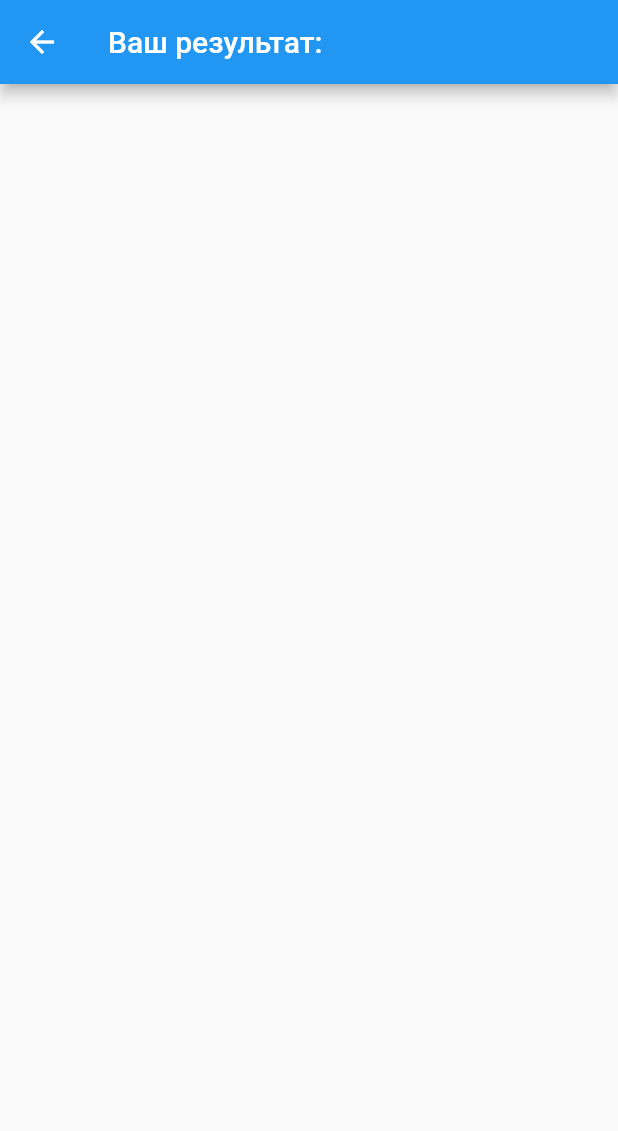
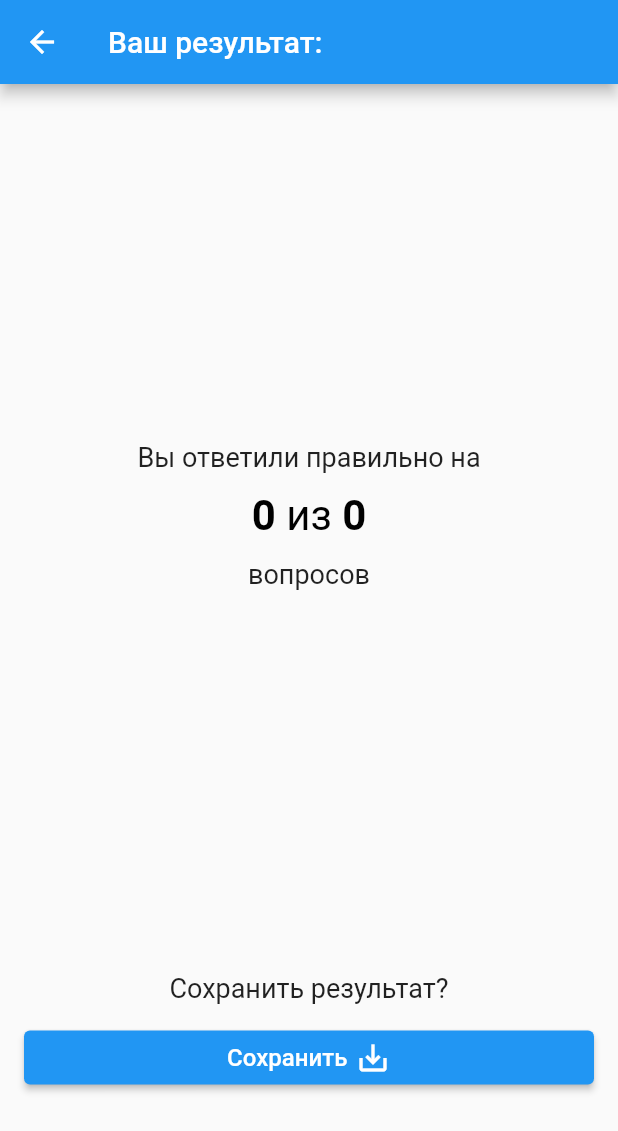
Before and after one commit to Kcliffor/quiz_app, a Flutter app: the ResultPage screen opened directly, on a phone screen of 412 x 824 dp. Shown: the top 1131 px of the screen. Run offline on Flutter 3.47's test engine with Material 2 defaults, Android fonts, the phone set to English and light mode, and no system bars; our stand-ins replace cloud_firestore, dio, firebase_core, flutter_bloc, freezed_annotation, pretty_dio_logger; accounts and stored records are empty.

```diff
--- a/lib/features/question_page/question_page.dart
+++ b/lib/features/question_page/question_page.dart
@@ -35,8 +35,8 @@ class _QuestionPageState extends State<QuestionPage> {
         builder: (context, state) {
           bool multiCorrectAnswers =
               state.pageState.currentQuestion?.multipleCorrectAnswers.boolValue ?? false;
-          // multiCorrectAnswers = true;
           return Scaffold(
+            backgroundColor: const Color(0xFFF2F7F6),
             appBar: AppBar(
               title: const Text('Выберите правильный ответ'),
             ),
@@ -68,7 +68,7 @@ class _QuestionPageState extends State<QuestionPage> {
                             ),
                           ],
                         ),
-                        const SizedBox(height: 100),
+                        const SizedBox(height: 50),
                         Text(
                           '<${state.pageState.questionCounter}/${state.pageState.questionList.length}>',
                           style: const TextStyle(fontSize: 16),
--- /dev/null
+++ b/lib/features/result_page/bloc/result_page_bloc.dart
@@ -0,0 +1,48 @@
+import 'package:cloud_firestore/cloud_firestore.dart';
+import 'package:flutter_bloc/flutter_bloc.dart';
+import 'package:freezed_annotation/freezed_annotation.dart';
+import 'package:quiz_app/domain/repositories/global_rep.dart';
+
+part 'result_page_event.dart';
+part 'result_page_state.dart';
+part 'result_page_bloc_state.dart';
+
+class ResultPageBloc extends Bloc<ResultPageEvent, ResultPageBlocState> {
+  final ResultPageState pageState;
+  final GlobalRep globalRep;
+
+  ResultPageBloc({
+    required this.globalRep,
+    required this.pageState,
+  }) : super(ResultPageDone(pageState)) {
+    on<ResultPageSaveResult>(saveResult);
+    on<ResultPageMsgErr>(err);
+  }
+
+  saveResult(ResultPageSaveResult event, emit) {
+    pageState.onAwait = true;
+    emit(ResultPageUp(pageState));
+    FirebaseFirestore.instance.collection('result').add({
+      'correctAnswers': pageState.correctQuestions,
+      'totalQuestions': pageState.totalQuestions,
+      'dateTime': DateTime.now(),
+      'topic': pageState.topic,
+      'complexity': pageState.complexity,
+    });
+    pageState.onAwait = false;
+    emit(ResultPageDone(pageState));
+  }
+
+  err(ResultPageMsgErr event, emit) {
+    pageState
+      ..errMsg = event.msg
+      ..onAwait = false;
+    emit(ResultPageError(pageState));
+  }
+
+  @override
+  void onError(Object error, StackTrace stackTrace) {
+    add(ResultPageMsgErr(error.toString()));
+    super.onError(error, stackTrace);
+  }
+}
--- /dev/null
+++ b/lib/features/result_page/bloc/result_page_bloc_state.dart
@@ -0,0 +1,24 @@
+part of 'result_page_bloc.dart';
+
+@immutable
+abstract class ResultPageBlocState {
+  final ResultPageState pageState;
+
+  const ResultPageBlocState(this.pageState);
+}
+
+class ResultPageDone extends ResultPageBlocState {
+  const ResultPageDone(ResultPageState pageState) : super(pageState);
+}
+
+class ResultPageSavedResult extends ResultPageBlocState {
+  const ResultPageSavedResult(ResultPageState pageState) : super(pageState);
+}
+
+class ResultPageUp extends ResultPageBlocState {
+  const ResultPageUp(ResultPageState pageState) : super(pageState);
+}
+
+class ResultPageError extends ResultPageBlocState {
+  const ResultPageError(ResultPageState pageState) : super(pageState);
+}
--- /dev/null
+++ b/lib/features/result_page/bloc/result_page_event.dart
@@ -0,0 +1,12 @@
+part of 'result_page_bloc.dart';
+
+@immutable
+abstract class ResultPageEvent {}
+
+class ResultPageSaveResult extends ResultPageEvent {}
+
+class ResultPageMsgErr extends ResultPageEvent {
+  final String msg;
+
+  ResultPageMsgErr(this.msg);
+}
--- /dev/null
+++ b/lib/features/result_page/bloc/result_page_state.dart
@@ -0,0 +1,37 @@
+part of 'result_page_bloc.dart';
+
+class ResultPageState {
+  bool onAwait;
+  String errMsg;
+  int correctQuestions;
+  int totalQuestions;
+  String? topic;
+  String? complexity;
+
+  ResultPageState({
+    this.onAwait = false,
+    this.errMsg = '',
+    this.topic,
+    this.complexity,
+    required this.correctQuestions,
+    required this.totalQuestions,
+  });
+
+  ResultPageState copyWith({
+    bool? onAwait,
+    String? errMsg,
+    String? topic,
+    String? complexity,
+    int? correctQuestions,
+    int? totalQuestions,
+  }) {
+    return ResultPageState(
+      onAwait: onAwait ?? this.onAwait,
+      errMsg: errMsg ?? this.errMsg,
+      correctQuestions: correctQuestions ?? this.correctQuestions,
+      totalQuestions: totalQuestions ?? this.totalQuestions,
+      topic: topic ?? this.topic,
+      complexity: complexity ?? this.complexity,
+    );
+  }
+}
--- a/lib/features/result_page/result_page.dart
+++ b/lib/features/result_page/result_page.dart
@@ -1,4 +1,7 @@
 import 'package:flutter/material.dart';
+import 'package:flutter_bloc/flutter_bloc.dart';
+import 'package:quiz_app/domain/repositories/global_rep.dart';
+import 'package:quiz_app/features/result_page/bloc/result_page_bloc.dart';
 
 class ResultPage extends StatelessWidget {
   const ResultPage({Key? key, this.args}) : super(key: key);
@@ -7,11 +10,135 @@ class ResultPage extends StatelessWidget {
 
   @override
   Widget build(BuildContext context) {
-    return Scaffold(
-      appBar: AppBar(
-        title: const Text('Ваш результат:'),
+    final Map<String, dynamic> pageArgs = args as Map<String, dynamic>? ?? {};
+
+    return BlocProvider<ResultPageBloc>(
+      create: (context) => ResultPageBloc(
+        globalRep: context.read<GlobalRep>(),
+        pageState: ResultPageState(
+          complexity: pageArgs['complexity'] ?? '',
+          topic: pageArgs['topic'] ?? '',
+          correctQuestions: pageArgs['correctQuestions'] ?? 0,
+          totalQuestions: pageArgs['totalQuestions'] ?? 0,
+        ),
       ),
-      body: Center(),
+      child: BlocConsumer<ResultPageBloc, ResultPageBlocState>(
+        listener: (context, state) {
+          if (state is ResultPageError) {
+            ScaffoldMessenger.of(context)
+              ..removeCurrentSnackBar()
+              ..showSnackBar(
+                SnackBar(
+                  content: Text(state.pageState.errMsg),
+                ),
+              );
+          } else if (state is ResultPageDone) {
+            showDialog(
+              context: context,
+              builder: (context) {
+                return const AlertDialog(
+                  title: Text('Успешно сохранено'),
+                );
+              },
+            );
+          }
+        },
+        builder: (context, state) {
+          return Scaffold(
+            appBar: AppBar(
+              title: const Text('Ваш результат:'),
+            ),
+            body: state.pageState.onAwait
+                ? const Center(
+                    child: CircularProgressIndicator(),
+                  )
+                : Center(
+                    child: Column(
+                      children: [
+                        Flexible(
+                          flex: 3,
+                          child: Column(
+                            mainAxisAlignment: MainAxisAlignment.center,
+                            children: [
+                              const Text(
+                                'Вы ответили правильно на',
+                                style: TextStyle(fontSize: 18),
+                              ),
+                              const SizedBox(height: 12),
+                              RichText(
+                                text: TextSpan(
+                                  children: [
+                                    TextSpan(
+                                      text: state.pageState.correctQuestions.toString(),
+                                      style: const TextStyle(
+                                        fontSize: 28,
+                                        color: Colors.black,
+                                        fontWeight: FontWeight.bold,
+                                      ),
+                                    ),
+                                    const TextSpan(
+                                      text: ' из ',
+                                      style: TextStyle(
+                                        color: Colors.black,
+                                        fontSize: 28,
+                                      ),
+                                    ),
+                                    TextSpan(
+                                      text: state.pageState.totalQuestions.toString(),
+                                      style: const TextStyle(
+                                        color: Colors.black,
+                                        fontSize: 28,
+                                        fontWeight: FontWeight.bold,
+                                      ),
+                                    )
+                                  ],
+                                ),
+                              ),
+                              const SizedBox(height: 12),
+                              const Text(
+                                'вопросов',
+                                style: TextStyle(fontSize: 18),
+                              ),
+                            ],
+                          ),
+                        ),
+                        Flexible(
+                          child: Padding(
+                            padding: const EdgeInsets.all(16),
+                            child: Column(
+                              crossAxisAlignment: CrossAxisAlignment.stretch,
+                              children: [
+                                const Text(
+                                  'Сохранить результат?',
+                                  textAlign: TextAlign.center,
+                                  style: TextStyle(fontSize: 18),
+                                ),
+                                const SizedBox(height: 12),
+                                ElevatedButton(
+                                  onPressed: () =>
+                                      context.read<ResultPageBloc>().add(ResultPageSaveResult()),
+                                  child: Row(
+                                    mainAxisAlignment: MainAxisAlignment.center,
+                                    children: const [
+                                      Text(
+                                        'Сохранить',
+                                        style: TextStyle(fontSize: 16),
+                                      ),
+                                      SizedBox(width: 5),
+                                      Icon(Icons.save_alt),
+                                    ],
+                                  ),
+                                ),
+                              ],
+                            ),
+                          ),
+                        ),
+                      ],
+                    ),
+                  ),
+          );
+        },
+      ),
     );
   }
 }
--- a/lib/features/start_page/bloc/start_page_event.dart
+++ b/lib/features/start_page/bloc/start_page_event.dart
@@ -2,6 +2,8 @@ part of 'start_page_bloc.dart';
 
 @immutable
 abstract class StartPageEvent {}
+
+class StartPageInit extends StartPageEvent {}
 
 class StartPageSelectTopic extends StartPageEvent {
   final String topic;
--- a/pubspec.yaml
+++ b/pubspec.yaml
@@ -3,7 +3,7 @@ description: A new Flutter project.
 
 # The following line prevents the package from being accidentally published to
 # pub.dev using `flutter pub publish`. This is preferred for private packages.
-publish_to: 'none' # Remove this line if you wish to publish to pub.dev
+publish_to: "none" # Remove this line if you wish to publish to pub.dev
 
 # The following defines the version and build number for your application.
 # A version number is three numbers separated by dots, like 1.2.43
@@ -27,6 +27,8 @@ environment:
 # the latest version available on pub.dev. To see which dependencies have newer
 # versions available, run `flutter pub outdated`.
 dependencies:
+  cloud_firestore:
+  firebase_core:
   flutter_bloc: ^8.0.1
   json_annotation: ^4.6.0
   freezed_annotation: ^2.0.3
@@ -34,7 +36,6 @@ dependencies:
   pretty_dio_logger: ^1.1.1
   flutter:
     sdk: flutter
-
 
   # The following adds the Cupertino Icons font to your application.
   # Use with the CupertinoIcons class for iOS style icons.
@@ -59,7 +60,6 @@ dev_dependencies:
 
 # The following section is specific to Flutter packages.
 flutter:
-
   # The following line ensures that the Material Icons font is
   # included with your application, so that you can use the icons in
   # the material Icons class.
```
Also changed, not shown: lib/features/question_page/bloc/question_page_bloc.dart (+9 -1 lines), lib/features/start_page/bloc/start_page_bloc.dart (+6 -4 lines), lib/main.dart (+7 -0 lines), pubspec.lock, 5 other files.
